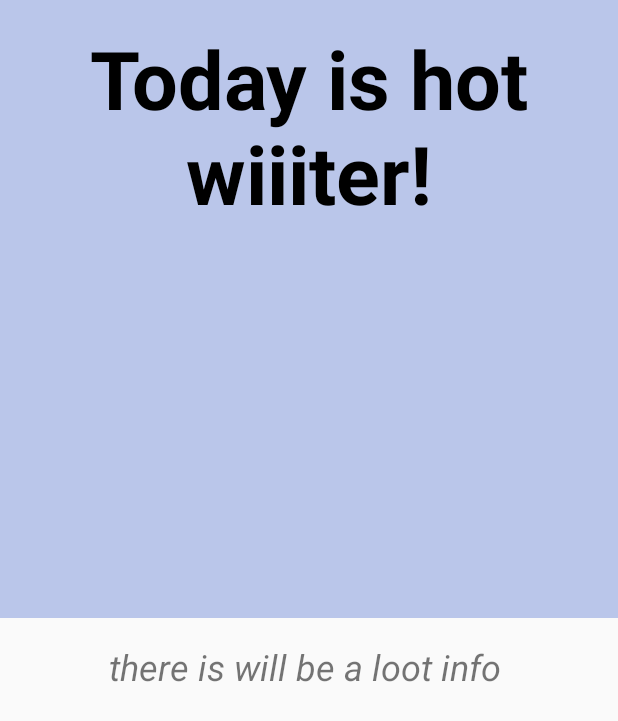
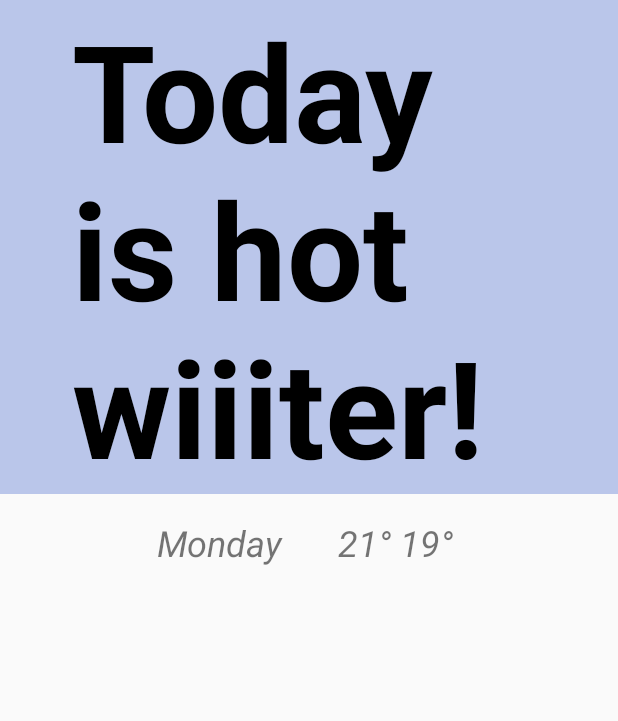
Before and after one commit to goldenpears/wiiiter, an Android app: the screen it shows after launch (MainActivity), on a phone screen of 412 x 824 dp. Shown: the top 721 px of the screen. Run offline under Robolectric (Android 15) with nearby library versions, the phone set to English and light mode, and no system bars; our stand-ins replace ButterKnife.

Commit message:
update hardcoded fragmnet layout

```diff
--- a/wiiiter/app/src/main/res/layout-land/fragment_weather_now.xml
+++ /dev/null
@@ -1,32 +0,0 @@
-<?xml version="1.0" encoding="utf-8"?>
-<LinearLayout
-    xmlns:android="http://schemas.android.com/apk/res/android"
-    xmlns:tools="http://schemas.android.com/tools"
-    android:layout_width="match_parent"
-    android:layout_height="match_parent"
-    android:orientation="horizontal">
-
-    <TextView
-        android:id="@+id/weather"
-        android:layout_width="0dp"
-        android:layout_height="match_parent"
-        android:layout_weight="1"
-        tools:text="there is wiiiter"
-        android:background="@color/colorPrimary"
-        android:textSize="54sp"
-        android:textColor="@android:color/black"
-        android:textStyle="normal|bold"
-        android:padding="@dimen/activity_horizontal_margin"
-        android:textAlignment="center"/>
-
-    <TextView
-        android:layout_width="0dp"
-        android:layout_height="match_parent"
-        android:layout_weight="1"
-        android:text="there is will be a loot info "
-        android:textSize="24sp"
-        android:padding="@dimen/activity_horizontal_margin"
-        android:textStyle="normal|italic"
-        android:textAlignment="center"/>
-
-</LinearLayout>
--- a/wiiiter/app/src/main/res/layout/fragment_weather_now.xml
+++ b/wiiiter/app/src/main/res/layout/fragment_weather_now.xml
@@ -6,27 +6,65 @@
     android:layout_height="match_parent"
     android:orientation="vertical">
 
-    <TextView
-        android:id="@+id/weather"
+    <LinearLayout
         android:layout_width="match_parent"
         android:layout_height="0dp"
-        android:layout_weight="1"
-        tools:text="there is wiiiter"
-        android:background="@color/colorPrimary"
-        android:textSize="54sp"
-        android:textColor="@android:color/black"
-        android:textStyle="normal|bold"
-        android:padding="@dimen/activity_horizontal_margin"
-        android:textAlignment="center"/>
+        android:layout_weight="2"
+        android:orientation="vertical"
+        android:paddingLeft="48dp"
+        android:background="@color/colorPrimary">
 
-    <TextView
+        <TextView
+            android:id="@+id/weather"
+            android:layout_width="match_parent"
+            android:layout_height="wrap_content"
+            android:textAlignment="textStart"
+            android:textColor="@android:color/black"
+            android:textSize="90sp"
+            android:textStyle="normal|bold"
+            tools:text="21°"/>
+
+        <TextView
+            android:layout_width="match_parent"
+            android:layout_height="wrap_content"
+            android:textAlignment="textStart"
+            android:textColor="@android:color/black"
+            android:textSize="90sp"
+            android:textStyle="normal|bold"
+            tools:text="rainy"/>
+
+    </LinearLayout>
+
+    <RelativeLayout
         android:layout_width="match_parent"
         android:layout_height="0dp"
-        android:layout_weight="1"
-        android:text="there is will be a loot info "
-        android:textSize="24sp"
-        android:padding="@dimen/activity_horizontal_margin"
-        android:textStyle="normal|italic"
-        android:textAlignment="center"/>
+        android:layout_weight="3"
+        android:orientation="horizontal"
+        android:gravity="center_horizontal">
+
+        <TextView
+            android:id="@+id/location_view"
+            android:layout_width="wrap_content"
+            android:layout_height="wrap_content"
+            android:padding="@dimen/activity_horizontal_margin"
+            android:text="Monday "
+            android:textAlignment="center"
+            android:textSize="24sp"
+            android:textStyle="normal|italic"/>
+
+        <TextView
+            android:layout_width="wrap_content"
+            android:layout_height="wrap_content"
+            android:padding="@dimen/activity_horizontal_margin"
+            android:text="21° 19° "
+            android:textAlignment="center"
+            android:textSize="24sp"
+            android:textStyle="normal|italic"
+            android:layout_alignParentTop="true"
+            android:layout_toRightOf="@+id/location_view"
+            android:layout_toEndOf="@+id/location_view"/>
+
+
+    </RelativeLayout>
 
 </LinearLayout>
```
